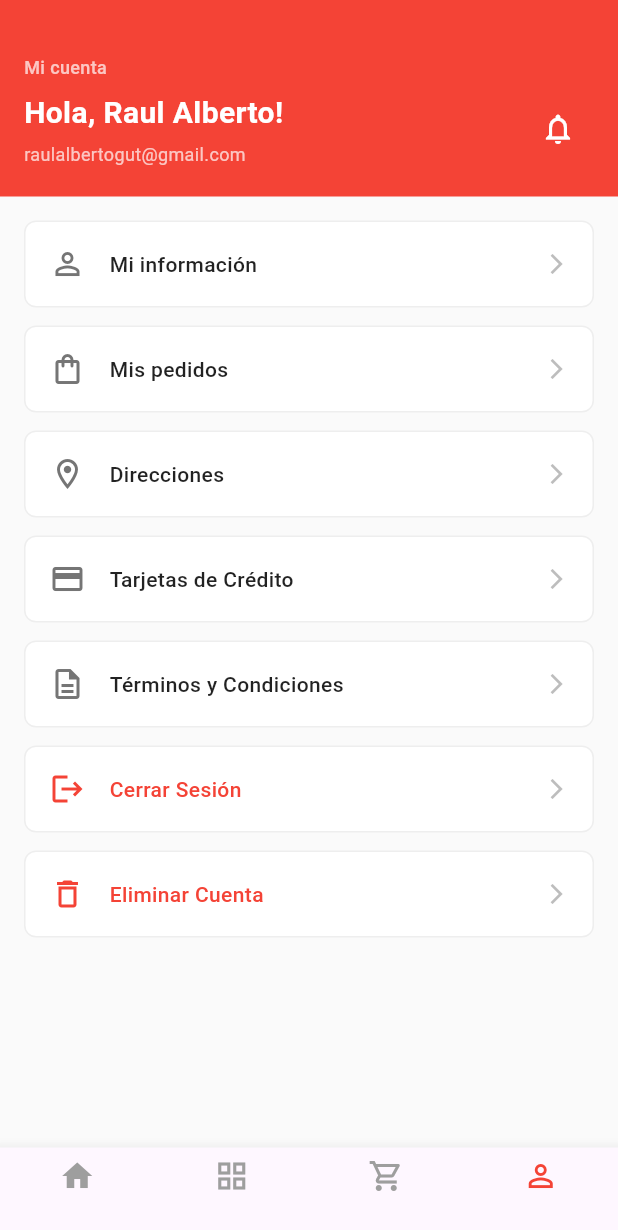
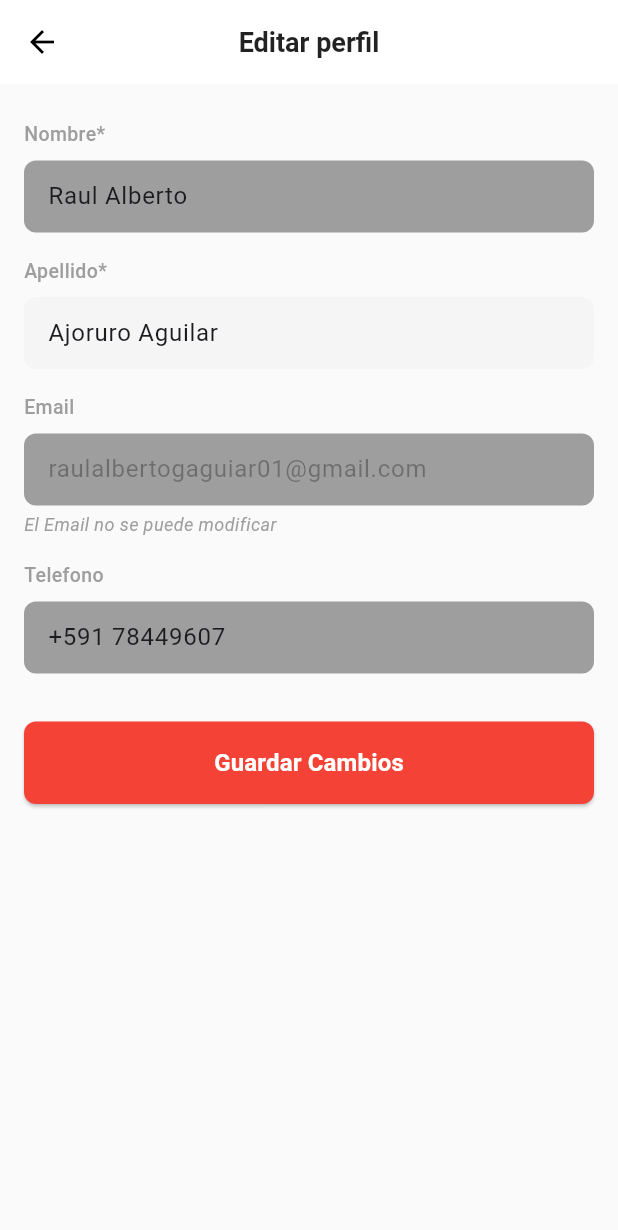
Before and after one commit to raul011/app-Ihc, a Flutter app: the screen it shows after launch, item 4 of the bottom bar chosen, after a tap on "Mi información", on a phone screen of 412 x 824 dp. Shown: the top 1230 px of the screen. Run offline on Flutter 3.47's test engine with Material 3 defaults, Android fonts, the phone set to English and light mode, and no system bars; our stand-ins replace flutter_native_splash, google_maps_flutter.

Commit message:
adicion vista perfil y editar Perfil

```diff
--- a/lib/pages/navigation/perfil/editarPerfil_page.dart
+++ b/lib/pages/navigation/perfil/editarPerfil_page.dart
@@ -0,0 +1,212 @@
+import 'package:flutter/material.dart';
+
+class EditarPerfilPage extends StatefulWidget {
+  const EditarPerfilPage({Key? key}) : super(key: key);
+
+  @override
+  State<EditarPerfilPage> createState() => _EditarPerfilPageState();
+}
+
+class _EditarPerfilPageState extends State<EditarPerfilPage> {
+  late TextEditingController _nombreController;
+  late TextEditingController _apellidoController;
+  late TextEditingController _emailController;
+  late TextEditingController _telefonoController;
+
+  @override
+  void initState() {
+    super.initState();
+    _nombreController = TextEditingController(text: 'Raul Alberto');
+    _apellidoController = TextEditingController(text: 'Ajoruro Aguilar');
+    _emailController =
+        TextEditingController(text: 'raulalbertogaguiar01@gmail.com');
+    _telefonoController = TextEditingController(text: '+591 78449607');
+  }
+
+  @override
+  void dispose() {
+    _nombreController.dispose();
+    _apellidoController.dispose();
+    _emailController.dispose();
+    _telefonoController.dispose();
+    super.dispose();
+  }
+
+  @override
+  Widget build(BuildContext context) {
+    return Scaffold(
+      appBar: AppBar(
+        backgroundColor: Colors.white,
+        elevation: 0,
+        leading: IconButton(
+          icon: const Icon(Icons.arrow_back, color: Colors.black),
+          onPressed: () => Navigator.pop(context),
+        ),
+        title: const Text(
+          'Editar perfil',
+          style: TextStyle(
+            color: Colors.black87,
+            fontWeight: FontWeight.bold,
+            fontSize: 18,
+          ),
+        ),
+        centerTitle: true,
+      ),
+      body: SingleChildScrollView(
+        child: Padding(
+          padding: const EdgeInsets.all(16.0),
+          child: Column(
+            crossAxisAlignment: CrossAxisAlignment.start,
+            children: [
+              const SizedBox(height: 8),
+              // Nombre
+              const Text(
+                'Nombre*',
+                style: TextStyle(
+                  fontWeight: FontWeight.w500,
+                  fontSize: 13,
+                  color: Colors.grey,
+                ),
+              ),
+              const SizedBox(height: 8),
+              TextField(
+                controller: _nombreController,
+                decoration: InputDecoration(
+                  filled: true,
+                  fillColor: Colors.grey,
+                  border: OutlineInputBorder(
+                    borderRadius: BorderRadius.circular(8),
+                    borderSide: BorderSide.none,
+                  ),
+                  contentPadding: const EdgeInsets.symmetric(
+                    horizontal: 12,
+                    vertical: 12,
+                  ),
+                ),
+              ),
+              const SizedBox(height: 16),
+              // Apellido
+              const Text(
+                'Apellido*',
+                style: TextStyle(
+                  fontWeight: FontWeight.w500,
+                  fontSize: 13,
+                  color: Colors.grey,
+                ),
+              ),
+              const SizedBox(height: 8),
+              TextField(
+                controller: _apellidoController,
+                decoration: InputDecoration(
+                  filled: true,
+                  fillColor: Colors.grey[100],
+                  border: OutlineInputBorder(
+                    borderRadius: BorderRadius.circular(8),
+                    borderSide: BorderSide.none,
+                  ),
+                  contentPadding: const EdgeInsets.symmetric(
+                    horizontal: 12,
+                    vertical: 12,
+                  ),
+                ),
+              ),
+              const SizedBox(height: 16),
+              // Email
+              const Text(
+                'Email',
+                style: TextStyle(
+                  fontWeight: FontWeight.w500,
+                  fontSize: 13,
+                  color: Colors.grey,
+                ),
+              ),
+              const SizedBox(height: 8),
+              TextField(
+                controller: _emailController,
+                enabled: false,
+                decoration: InputDecoration(
+                  filled: true,
+                  fillColor: Colors.grey,
+                  border: OutlineInputBorder(
+                    borderRadius: BorderRadius.circular(8),
+                    borderSide: BorderSide.none,
+                  ),
+                  contentPadding: const EdgeInsets.symmetric(
+                    horizontal: 12,
+                    vertical: 12,
+                  ),
+                ),
+              ),
+              const SizedBox(height: 4),
+              Text(
+                'El Email no se puede modificar',
+                style: TextStyle(
+                  fontSize: 12,
+                  color: Colors.grey,
+                  fontStyle: FontStyle.italic,
+                ),
+              ),
+              const SizedBox(height: 16),
+              // Teléfono
+              const Text(
+                'Telefono',
+                style: TextStyle(
+                  fontWeight: FontWeight.w500,
+                  fontSize: 13,
+                  color: Colors.grey,
+                ),
+              ),
+              const SizedBox(height: 8),
+              TextField(
+                controller: _telefonoController,
+                keyboardType: TextInputType.phone,
+                decoration: InputDecoration(
+                  filled: true,
+                  fillColor: Colors.grey,
+                  border: OutlineInputBorder(
+                    borderRadius: BorderRadius.circular(8),
+                    borderSide: BorderSide.none,
+                  ),
+                  contentPadding: const EdgeInsets.symmetric(
+                    horizontal: 12,
+                    vertical: 12,
+                  ),
+                ),
+              ),
+              const SizedBox(height: 32),
+              // Botón guardar
+              SizedBox(
+                width: double.infinity,
+                child: ElevatedButton(
+                  onPressed: () {
+                    ScaffoldMessenger.of(context).showSnackBar(
+                      const SnackBar(
+                        content: Text('Cambios guardados correctamente'),
+                      ),
+                    );
+                    Navigator.pop(context);
+                  },
+                  style: ElevatedButton.styleFrom(
+                    backgroundColor: Colors.red,
+                    padding: const EdgeInsets.symmetric(vertical: 16),
+                    shape: RoundedRectangleBorder(
+                      borderRadius: BorderRadius.circular(8),
+                    ),
+                  ),
+                  child: const Text(
+                    'Guardar Cambios',
+                    style: TextStyle(
+                      color: Colors.white,
+                      fontWeight: FontWeight.bold,
+                      fontSize: 16,
+                    ),
+                  ),
+                ),
+              ),
+            ],
+          ),
+        ),
+      ),
+    );
+  }
+}
--- a/lib/pages/navigation/perfil/perfil_page.dart
+++ b/lib/pages/navigation/perfil/perfil_page.dart
@@ -1,5 +1,5 @@
 import 'package:flutter/material.dart';
-
+import 'editarPerfil_page.dart';
 class PerfilPage extends StatefulWidget {
   const PerfilPage({Key? key}) : super(key: key);
 
@@ -75,7 +75,12 @@ class _PerfilPageState extends State<PerfilPage> {
                   _menuItem(
                     icon: Icons.person_outline,
                     title: 'Mi información',
-                    onTap: () {},
+                    onTap: () {
+                      Navigator.push(
+                    context,
+                    MaterialPageRoute(builder: (context) => const EditarPerfilPage()),
+                  );
+                    },
                   ),
                   const SizedBox(height: 12),
                   _menuItem(
```
